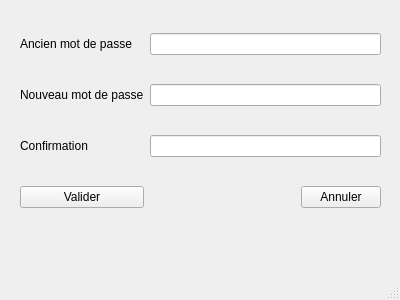
First picture: the form in ModificationMdp.ui, repository bsellier/lpc, before the edit.
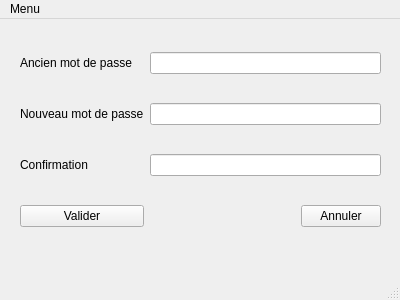
Second picture: the form after the edit.

Commit message: Ajout bouton xpéditions

Patch:
```diff
--- a/ModificationMdp.ui
+++ b/ModificationMdp.ui
@@ -109,6 +109,12 @@
      <height>22</height>
     </rect>
    </property>
+   <widget class="QMenu" name="menuMenu">
+    <property name="title">
+     <string>Menu</string>
+    </property>
+   </widget>
+   <addaction name="menuMenu"/>
   </widget>
   <widget class="QStatusBar" name="statusbar"/>
  </widget>
```
The commit also changes 1 other file.
